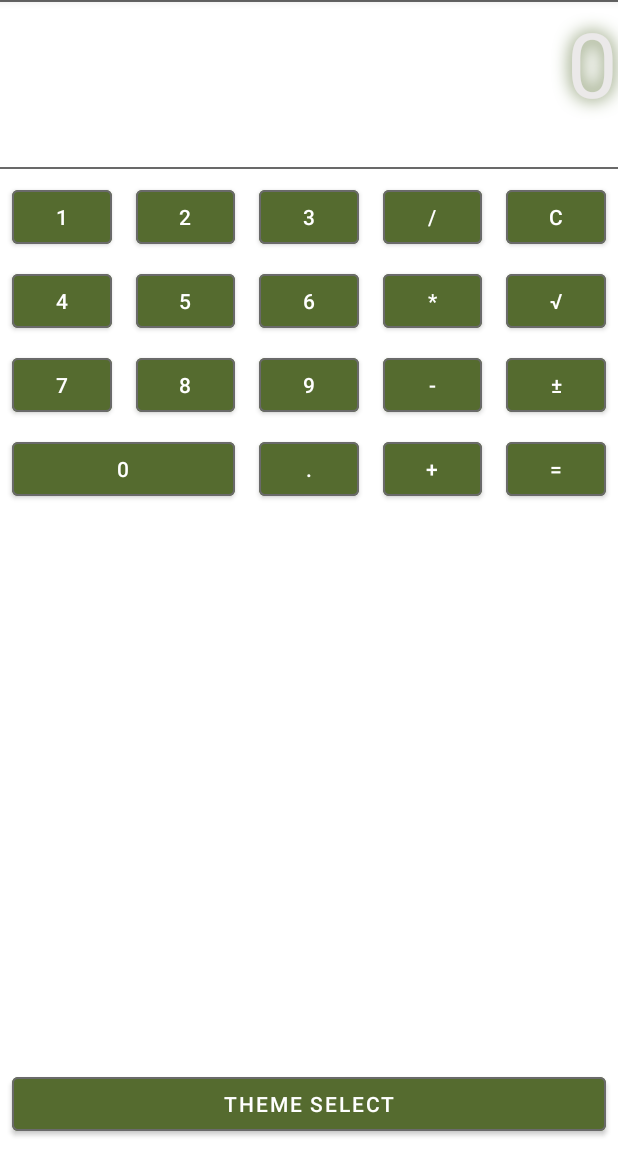
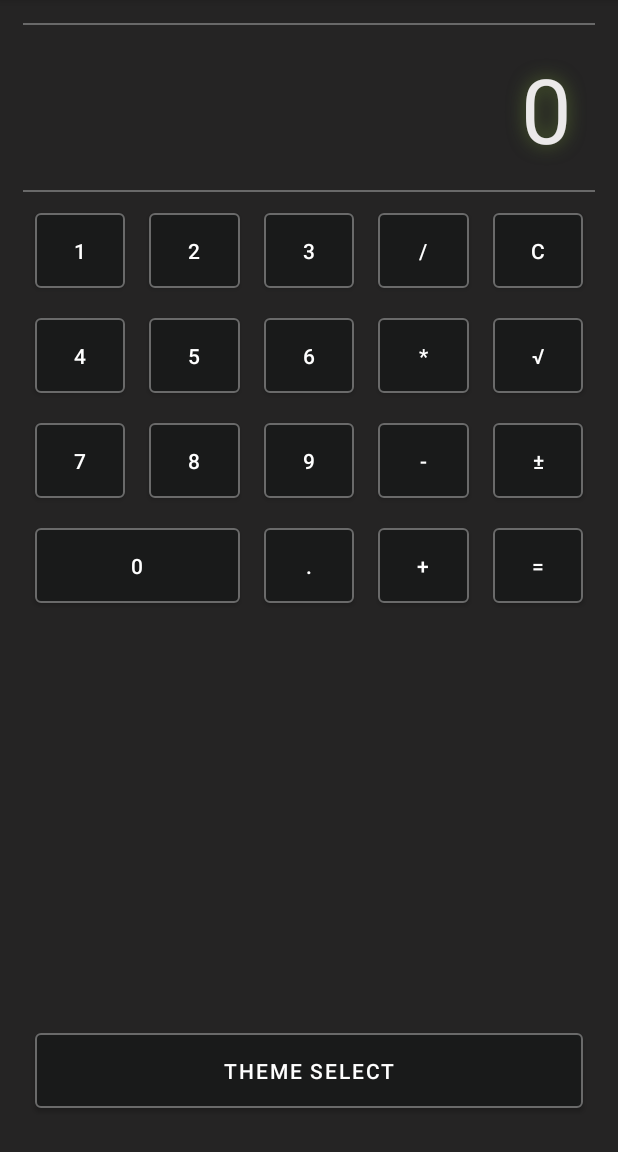
Before and after one commit to lekoal/android_work_n_two, an Android app: the screen it shows after launch (CalculatorActivity), on a phone screen of 412 x 824 dp, the part 84-1236 px from its top. Run offline under Robolectric (Android 15) with nearby library versions, the phone set to English and light mode, and no system bars.

Commit message:
Theme selection logic in production

```diff
--- a/app/src/main/res/layout/activity_main.xml
+++ b/app/src/main/res/layout/activity_main.xml
@@ -4,6 +4,7 @@
     xmlns:app="http://schemas.android.com/apk/res-auto"
     xmlns:tools="http://schemas.android.com/tools"
     android:layout_width="match_parent"
+    android:theme="@style/MyBlackTheme"
     android:layout_height="match_parent"
     android:orientation="vertical"
     tools:context=".ui.CalculatorActivity">
--- a/app/src/main/res/values/themes.xml
+++ b/app/src/main/res/values/themes.xml
@@ -14,14 +14,14 @@
         <!-- Customize your theme here. -->
     </style>
 
-    <style name="MyDarkLightTheme" parent="Theme.AndroidWorkNTwo">
+    <style name="MyDarkLightTheme" parent="Theme.AppCompat">
         <item name="colorPrimary">@color/colorPrimary</item>
         <item name="colorPrimaryVariant">@color/colorPrimaryVariant</item>
         <item name="colorOnPrimary">@color/colorOnPrimary</item>
         <item name="android:padding">@dimen/allPadding</item>
     </style>
 
-    <style name="MyBlackTheme" parent="Theme.AndroidWorkNTwo">
+    <style name="MyBlackTheme" parent="Theme.AppCompat">
         <item name="colorPrimary">@color/colorBlackThemePrimary</item>
         <item name="colorPrimaryVariant">@color/colorBlackThemePrimaryVariant</item>
         <item name="colorOnPrimary">@color/colorBlackThemeOnPrimary</item>
```
Also changed, not shown: app/src/main/java/com/example/androidworkntwo/ui/CalculatorActivity.java (+15 -5 lines), app/src/main/java/com/example/androidworkntwo/ui/ThemeSelectionActivity.java (+3 -6 lines).
